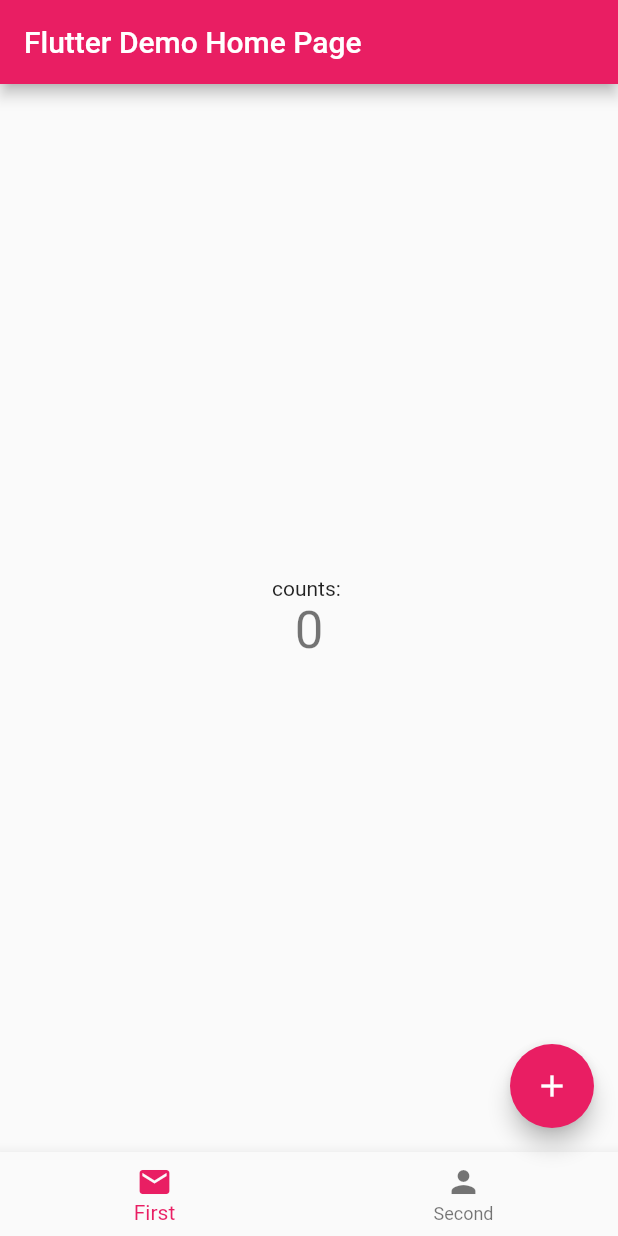
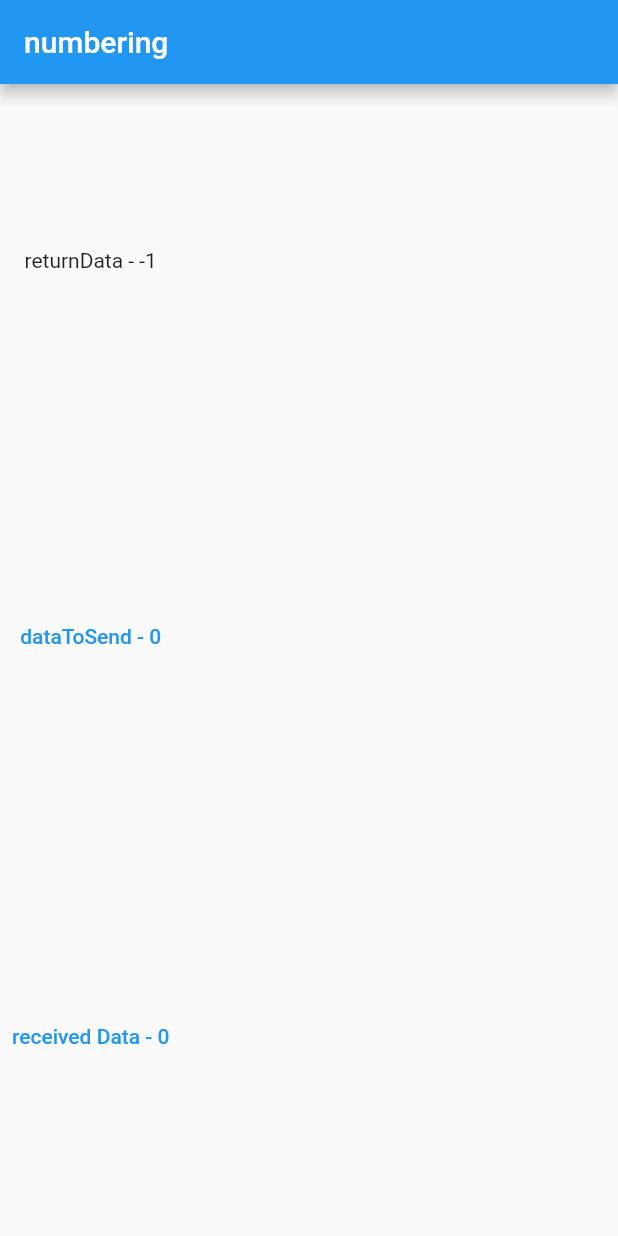
Before and after one commit to wooneeS2/TIL, a Flutter app: the screen it shows after launch, on a phone screen of 412 x 824 dp. Run offline on Flutter 3.47's test engine with Material 2 defaults, Android fonts, the light colour scheme and no system bars; our stand-ins replace carousel_slider.

Commit message:
practice call back
출처 : 유튜브 코딩파파( https://youtu.be/cuT1koj18yU )

```diff
--- a/practice/practice_flutter_app/lib/main.dart
+++ b/practice/practice_flutter_app/lib/main.dart
@@ -1,81 +1,89 @@
 import 'package:flutter/material.dart';
-import 'login_page.dart';
 
-void main(){
-  runApp(new MyApp());
+//flutter 함수 전달(call back) 연습
+//출처 - 유튜브 코딩파파 (https://youtu.be/cuT1koj18yU)
 
-}
+void main() => runApp(MyApp());
 
 class MyApp extends StatelessWidget {
+  const MyApp({Key key}) : super(key: key);
+
   @override
-  Widget build(BuildContext context){
+  Widget build(BuildContext context) {
     return MaterialApp(
-      title:'Flutter Demo',
-      theme: ThemeData(
-        primarySwatch: Colors.pink,
-      ),
-      home:MyHomePage(title:'Flutter Demo Home Page'),
+      title: 'flutter Demo',
+      home: PracticepPassData(),
     );
   }
 }
 
-class MyHomePage extends StatefulWidget {
-  MyHomePage({Key key, this.title}) : super(key: key);
-  final String title;
+class PracticepPassData extends StatefulWidget {
+  PracticepPassData({Key key}) : super(key: key);
 
   @override
-  _MyHomePageState createState()=> _MyHomePageState();
+  _PracticepPassDataState createState() => _PracticepPassDataState();
 }
 
-class _MyHomePageState extends State<MyHomePage>{
-  int _counter = 0;
-  void _incrementCounter(){
-    setState(() {
-      _counter++;
-    });
-  }
+class _PracticepPassDataState extends State<PracticepPassData> {
+  int dataToSend = 0;
+  int returnData = -1;
+
   @override
   Widget build(BuildContext context) {
-    // TODO: implement build
     return Scaffold(
-      appBar:AppBar(
-        title:Text(widget.title),
+      appBar: AppBar(
+        title: Text("numbering"),
       ),
-      body:Center(
-        child:Column(
-          mainAxisAlignment: MainAxisAlignment.center,
-          children: <Widget>[
-            Text(
-              'counts: ',
+      body: Column(
+        mainAxisAlignment: MainAxisAlignment.spaceAround,
+        children: [
+          Container(
+            child: Text('returnData - $returnData'),
+          ),
+          Container(
+            child: TextButton(
+              onPressed: () {
+                setState(() {
+                  dataToSend++;
+                });
+              },
+              child: Text('dataToSend - $dataToSend'),
             ),
-            Text(
-              '$_counter',
-              style:Theme.of(context).textTheme.display1,
-            ),
-          ],
-        )
-
-      ),
-      floatingActionButton: FloatingActionButton(
-        onPressed: _incrementCounter,
-        tooltip: 'Increment',
-        child: Icon(Icons.add),
-      ),
-      bottomNavigationBar: BottomNavigationBar(
-        type: BottomNavigationBarType.fixed,
-        onTap:(index) => {},
-        currentIndex: 0,
-        items: [
-          new BottomNavigationBarItem(
-            icon:Icon(Icons.mail),
-            title:Text('First'),
           ),
-          new BottomNavigationBarItem(
-            icon: Icon(Icons.person),
-            title:Text('Second')
-          )
-        ]
+          OtherWidget(
+            received: dataToSend,
+            function: returnDataFunction,
+          ),
+        ],
       ),
     );
   }
+
+  void returnDataFunction(int returnDt) {
+    setState(() {
+      returnData = returnDt;
+    });
+  }
 }
+
+class OtherWidget extends StatelessWidget {
+  const OtherWidget({
+    Key key,
+    @required this.received,
+    this.function,
+  }) : super(key: key);
+
+  final int received;
+  final Function function;
+
+  @override
+  Widget build(BuildContext context) {
+    return Container(
+      child: TextButton(
+          onPressed: () {
+            function(received * 2);
+          },
+          child: Text('received Data - $received')),
+    );
+  }
+}
```
